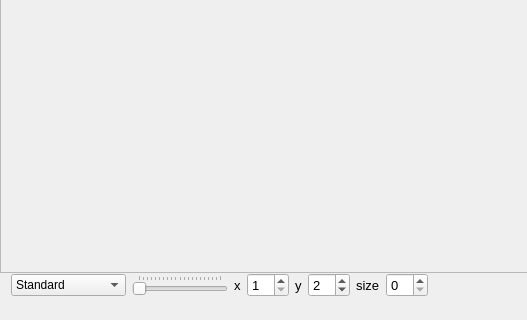
First picture: the form in MLDemos/mldemos.ui, repository b4silio/MLDemos, before the edit; both pictures show x 0 to 527 and y 155 to 475 of the 636 by 475 pixel window.
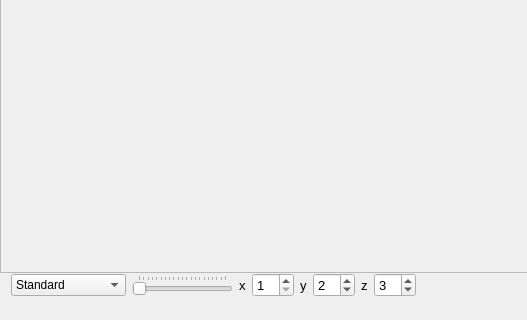
Second picture: the form after the edit.

What changed in the file:
```diff
--- a/MLDemos/mldemos.ui
+++ b/MLDemos/mldemos.ui
@@ -214,7 +214,7 @@
              </font>
             </property>
             <property name="text">
-             <string>size</string>
+             <string>z</string>
             </property>
             <property name="alignment">
              <set>Qt::AlignLeading|Qt::AlignLeft|Qt::AlignVCenter</set>
@@ -232,7 +232,7 @@
              <number>0</number>
             </property>
             <property name="value">
-             <number>0</number>
+             <number>3</number>
             </property>
            </widget>
           </item>
```
Left out of the diff: 5 changed lines with no effect on the pictures.
